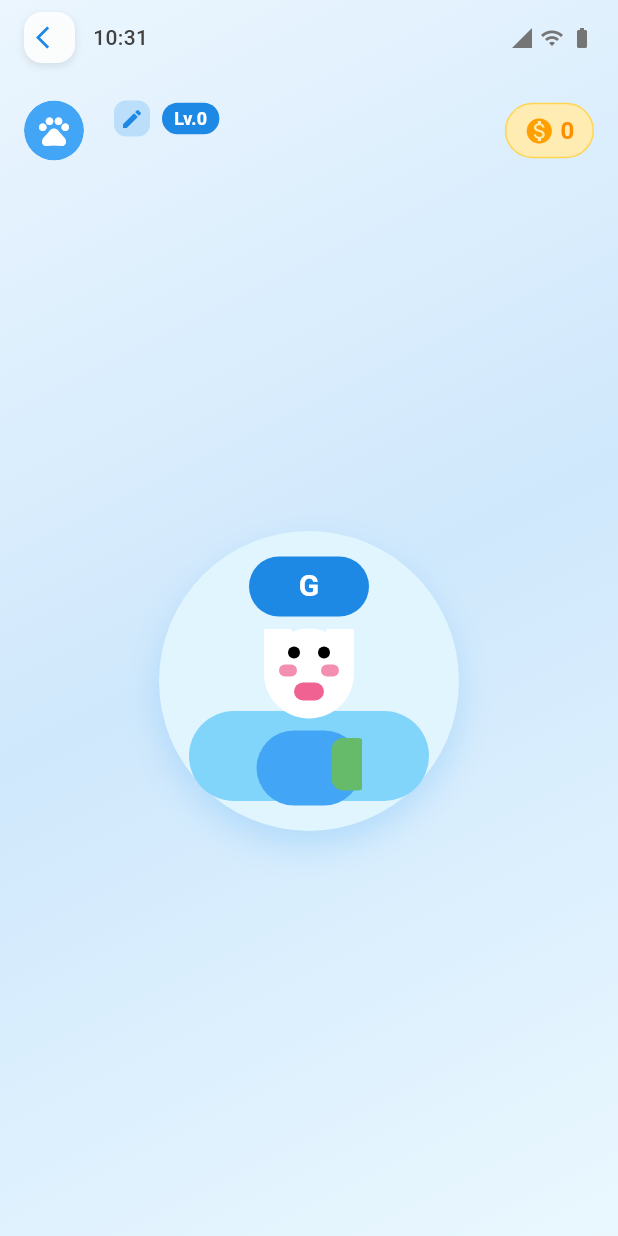
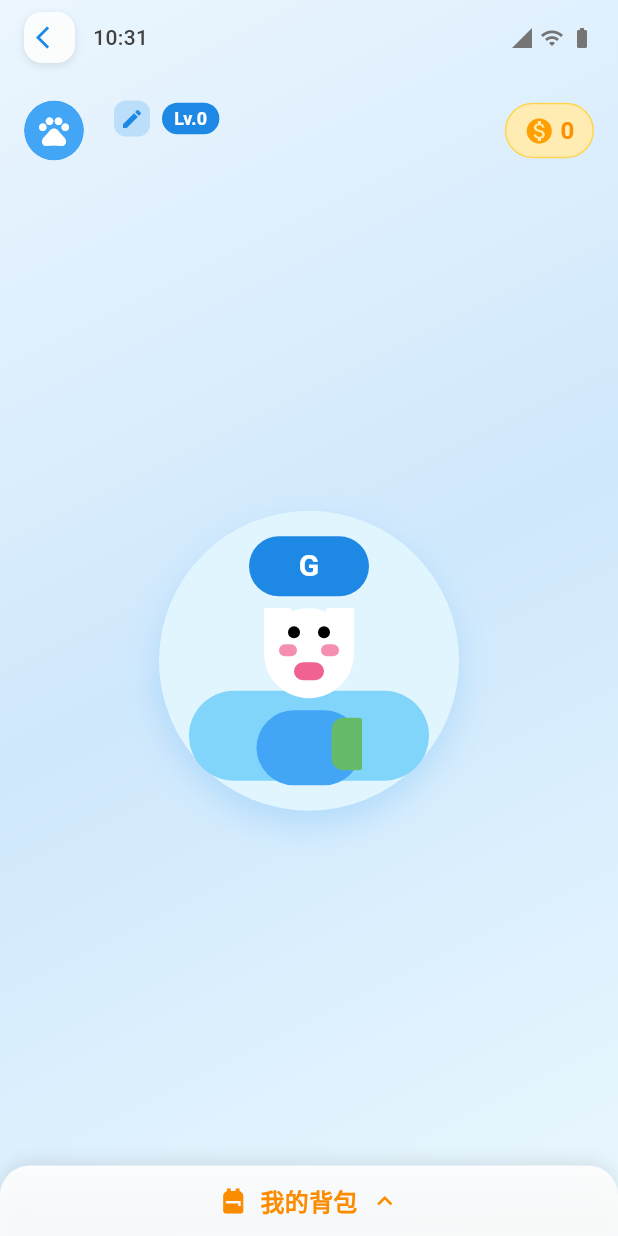
Before and after one commit to ninenine-coder/-alan, a Flutter app: the PetPage screen opened by its route, on a phone screen of 412 x 824 dp. Run offline on Flutter 3.47's test engine with Material 3 defaults, Android fonts, the phone set to English and light mode, and no system bars; our stand-ins replace cloud_firestore, firebase_auth, firebase_core, firebase_storage, flutter_markdown, image_picker and 2 more; missing offline and left inert: markdown; accounts and stored records are empty; network calls fail.

Commit message:
新增桌寵頁面背包

```diff
--- a/lib/pet_page.dart
+++ b/lib/pet_page.dart
@@ -309,7 +309,7 @@ class _PetPageState extends State<PetPage> with TickerProviderStateMixin {
               final imageUrl = snapshot.data;
               if (imageUrl != null && imageUrl.isNotEmpty) {
                 return ClipOval(
-                  child: Container(
+                  child: SizedBox(
                     width: 40,
                     height: 40,
                     child: Image.network(
@@ -703,7 +703,7 @@ class _PetPageState extends State<PetPage> with TickerProviderStateMixin {
   Widget _buildBackpackSection() {
     return Column(
       children: [
-        // 隱形按鈕區域
+        // 背包標題按鈕
         GestureDetector(
           onTap: () {
             setState(() {
@@ -716,21 +716,7 @@ class _PetPageState extends State<PetPage> with TickerProviderStateMixin {
             }
           },
           child: Container(
-            height: 20,
-            width: double.infinity,
-            color: Colors.transparent,
-          ),
-        ),
-
-        // 背包選單
-        AnimatedContainer(
-          duration: const Duration(milliseconds: 300),
-          height: _showBackpack ? 200 : 0,
-          child: AnimatedOpacity(
-            duration: const Duration(milliseconds: 300),
-            opacity: _showBackpack ? 1.0 : 0.0,
-            child: Container(
-              padding: const EdgeInsets.all(16),
+            padding: const EdgeInsets.symmetric(horizontal: 20, vertical: 12),
             decoration: BoxDecoration(
               gradient: LinearGradient(
                 colors: [
@@ -747,68 +733,129 @@ class _PetPageState extends State<PetPage> with TickerProviderStateMixin {
                   offset: const Offset(0, -2),
                 ),
               ],
-              ),
-              child: Column(
-                crossAxisAlignment: CrossAxisAlignment.start,
-                children: [
-                  // 標題
-                  Row(
+              borderRadius: const BorderRadius.vertical(
+                top: Radius.circular(20),
+              ),
+            ),
+            child: Row(
+              mainAxisAlignment: MainAxisAlignment.center,
               children: [
                 Icon(
                   Icons.backpack,
                   color: Colors.orange.shade600,
-                        size: 24,
+                  size: 20,
                 ),
                 const SizedBox(width: 8),
                 Text(
                   '我的背包',
                   style: TextStyle(
-                          fontSize: 18,
+                    fontSize: 16,
                     fontWeight: FontWeight.bold,
                     color: Colors.orange.shade600,
                   ),
                 ),
-                    ],
-                  ),
-                  const SizedBox(height: 16),
-
-                  // 背包分類網格
-                  GridView.count(
-                    shrinkWrap: true,
-                    physics: const NeverScrollableScrollPhysics(),
-                    crossAxisCount: 3,
-                    crossAxisSpacing: 12,
-                    mainAxisSpacing: 12,
-                    childAspectRatio: 0.8,
-                    children: [
-                      _buildBackpackCategory('造型', Icons.face, Colors.blue),
-                      _buildBackpackCategory(
+                const SizedBox(width: 8),
+                AnimatedRotation(
+                  turns: _showBackpack ? 0.5 : 0.0,
+                  duration: const Duration(milliseconds: 300),
+                  child: Icon(
+                    Icons.keyboard_arrow_up,
+                    color: Colors.orange.shade600,
+                    size: 20,
+                  ),
+                ),
+              ],
+            ),
+          ),
+        ),
+
+        // 背包選單
+        AnimatedBuilder(
+          animation: _backpackAnimation,
+          builder: (context, child) {
+            return SizedBox(
+              height: 200 * _backpackAnimation.value,
+              child: Opacity(
+                opacity: _backpackAnimation.value,
+                child: Container(
+                  padding: const EdgeInsets.all(16),
+                  decoration: BoxDecoration(
+                    gradient: LinearGradient(
+                      colors: [
+                        Colors.white.withValues(alpha: 0.9),
+                        Colors.grey.shade50.withValues(alpha: 0.9),
+                      ],
+                      begin: Alignment.topCenter,
+                      end: Alignment.bottomCenter,
+                    ),
+                    boxShadow: [
+                      BoxShadow(
+                        color: Colors.black.withValues(alpha: 0.1),
+                        blurRadius: 10,
+                        offset: const Offset(0, -2),
+                      ),
+                    ],
+                  ),
+                                     child: Column(
+                     children: [
+                       // 上排三個按鈕
+                       Expanded(
+                         child: Row(
+                           children: [
+                             Expanded(
+                               child: _buildBackpackCategory('造型', Icons.face, Colors.blue),
+                             ),
+                             const SizedBox(width: 8),
+                             Expanded(
+                               child: _buildBackpackCategory(
                                  '特效',
                                  Icons.auto_awesome,
                                  Colors.purple,
                                ),
-                      _buildBackpackCategory(
+                             ),
+                             const SizedBox(width: 8),
+                             Expanded(
+                               child: _buildBackpackCategory(
                                  '飼料',
                                  Icons.restaurant,
                                  Colors.green,
                                ),
-                      _buildBackpackCategory(
+                             ),
+                           ],
+                         ),
+                       ),
+                       const SizedBox(height: 8),
+                       // 下排兩個按鈕
+                       Expanded(
+                         child: Row(
+                           children: [
+                             Expanded(
+                               child: _buildBackpackCategory(
                                  '頭像',
                                  Icons.account_circle,
                                  Colors.teal,
                                ),
-                      _buildBackpackCategory(
+                             ),
+                             const SizedBox(width: 8),
+                             Expanded(
+                               child: _buildBackpackCategory(
                                  '主題桌布',
                                  Icons.table_bar,
                                  Colors.indigo,
                                ),
-                      Container(), // 空的容器保持網格對齊
-                    ],
-                  ),
-                ],
-              ),
-            ),
-          ),
+                             ),
+                             const SizedBox(width: 8),
+                             // 空的 Expanded 來保持對齊
+                             const Expanded(child: SizedBox()),
+                           ],
+                         ),
+                       ),
+                     ],
+                   ),
+                ),
+              ),
+            );
+          },
         ),
       ],
     );
@@ -843,16 +890,18 @@ class _PetPageState extends State<PetPage> with TickerProviderStateMixin {
         child: Column(
           mainAxisAlignment: MainAxisAlignment.center,
           children: [
-            Icon(icon, size: 32, color: color),
-            const SizedBox(height: 8),
+            Icon(icon, size: 24, color: color),
+            const SizedBox(height: 4),
             Text(
               title,
               style: TextStyle(
-                fontSize: 12,
+                fontSize: 10,
                 fontWeight: FontWeight.w500,
                 color: color,
               ),
               textAlign: TextAlign.center,
+              maxLines: 1,
+              overflow: TextOverflow.ellipsis,
             ),
           ],
         ),
@@ -1844,8 +1893,11 @@ class _PetPageState extends State<PetPage> with TickerProviderStateMixin {
               onPressed: () async {
                 final newName = nameController.text.trim();
                 if (newName.isNotEmpty) {
+                  final navigator = Navigator.of(context);
                   await _updatePetName(newName);
-                  Navigator.of(context).pop(newName); // 返回新名字給 chat_page
+                  if (mounted) {
+                    navigator.pop(newName); // 返回新名字給 chat_page
+                  }
                 }
               },
               style: ElevatedButton.styleFrom(
```
Also changed, not shown: pubspec.lock, 1 other file. Lines whose indentation alone changed are shown as unchanged.
